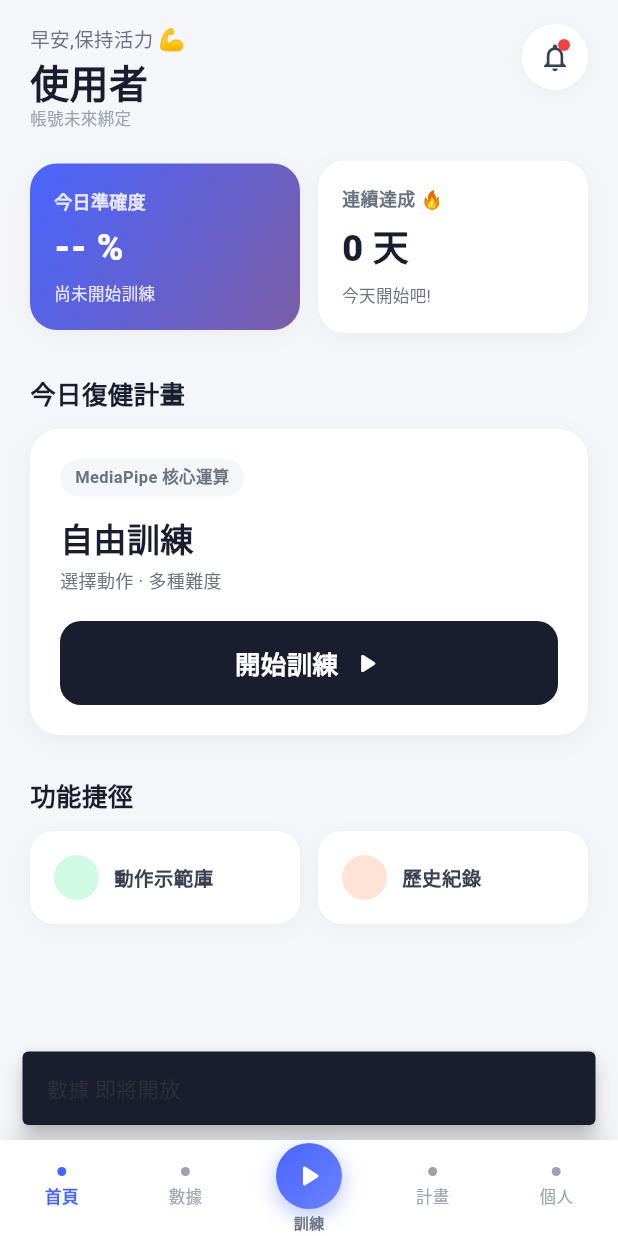
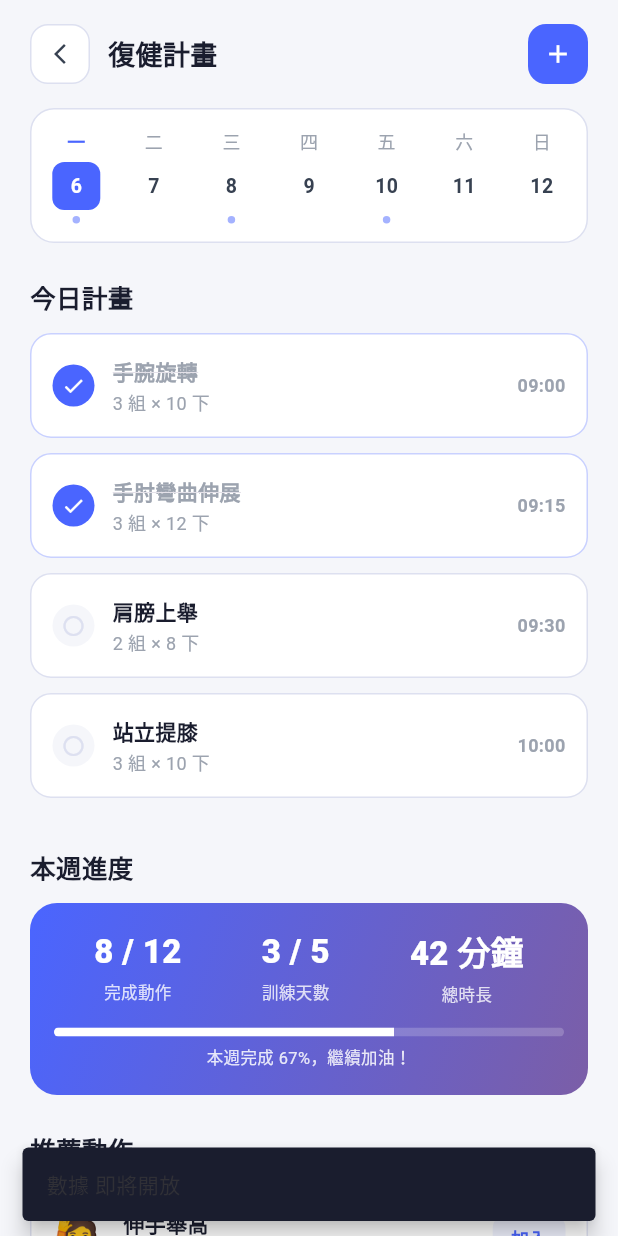
Before and after one commit to Yang20040522/tkuim_project, a Flutter app: the screen it shows after launch, item 2 of the bottom bar chosen, after a tap on "計畫", on a phone screen of 412 x 824 dp. Run offline on Flutter 3.47's test engine with Material 3 defaults, Android fonts, the light colour scheme and no system bars; our stand-ins replace camera, flutter_tts, shared_preferences; missing offline and left inert: flutter_inappwebview, model_viewer_plus, onnxruntime_v2.

Commit message:
3D及時繼續修(未完成)，再次嘗試手部語音失敗(未完成)，復健計畫頁面先做出

```diff
--- a/lib/features/demo/bone_viewer_screen.dart
+++ b/lib/features/demo/bone_viewer_screen.dart
@@ -47,7 +47,8 @@ class _BoneViewerScreenState extends State<BoneViewerScreen> {
 
   void _onPoseUpdate() {
     final data = _engine.poseNotifier.value;
-    final angles = _mapper.computeAngles(data);
+    //final angles = _mapper.computeAngles(data);
+    final angles = _mapper.computeAngles(data, isFrontCamera: _engine.isFrontCamera);
 
     if (mounted) {
       setState(() => _currentAngles = angles);
--- a/lib/features/home/home_screen.dart
+++ b/lib/features/home/home_screen.dart
@@ -10,6 +10,7 @@ import '../../services/history_service.dart';
 import '../history/history_screen.dart';
 import '../training/action_list_screen.dart';
 import '../demo/demo_library_screen.dart';   // ← 新增
+import '../plan/plan_screen.dart';
 
 class HomeScreen extends StatefulWidget {
   const HomeScreen({super.key});
@@ -438,7 +439,10 @@ class _HomeScreenState extends State<HomeScreen>
               _NavItem(
                   label: '計畫',
                   isActive: false,
-                  onTap: () => _comingSoon('計畫')),
+                  onTap: () => Navigator.of(context).push(
+                    MaterialPageRoute(builder: (_) => const PlanScreen()),
+                  ),
+                ),
               _NavItem(
                   label: '個人',
                   isActive: false,
--- /dev/null
+++ b/lib/features/plan/plan_screen.dart
@@ -0,0 +1,426 @@
+// lib/features/plan/plan_screen.dart
+//
+// 復健計畫頁面（範例 UI）
+// 目前為示意版本，未來接後端資料
+
+import 'package:flutter/material.dart';
+
+class PlanScreen extends StatelessWidget {
+  const PlanScreen({super.key});
+
+  @override
+  Widget build(BuildContext context) {
+    return Scaffold(
+      backgroundColor: const Color(0xFFF5F6FA),
+      body: SafeArea(
+        bottom: false,
+        child: Column(
+          children: [
+            _buildTopBar(context),
+            Expanded(
+              child: SingleChildScrollView(
+                padding: const EdgeInsets.fromLTRB(20, 8, 20, 32),
+                child: Column(
+                  crossAxisAlignment: CrossAxisAlignment.start,
+                  children: [
+                    _buildWeekRow(),
+                    const SizedBox(height: 24),
+                    _buildSectionTitle('今日計畫'),
+                    const SizedBox(height: 12),
+                    _buildTodayPlan(),
+                    const SizedBox(height: 24),
+                    _buildSectionTitle('本週進度'),
+                    const SizedBox(height: 12),
+                    _buildWeekProgress(),
+                    const SizedBox(height: 24),
+                    _buildSectionTitle('推薦動作'),
+                    const SizedBox(height: 12),
+                    _buildRecommendList(),
+                    const SizedBox(height: 16),
+                    _buildComingSoonBanner(),
+                  ],
+                ),
+              ),
+            ),
+          ],
+        ),
+      ),
+    );
+  }
+
+  // ── 頂部 bar ──────────────────────────────────────────
+  Widget _buildTopBar(BuildContext context) {
+    return Padding(
+      padding: const EdgeInsets.fromLTRB(20, 16, 20, 8),
+      child: Row(
+        children: [
+          GestureDetector(
+            onTap: () => Navigator.of(context).pop(),
+            child: Container(
+              width: 40, height: 40,
+              decoration: BoxDecoration(
+                color: Colors.white,
+                borderRadius: BorderRadius.circular(12),
+                border: Border.all(color: const Color(0xFFDDE0F0)),
+              ),
+              child: const Icon(Icons.arrow_back_ios_new,
+                  color: Color(0xFF374151), size: 16),
+            ),
+          ),
+          const SizedBox(width: 12),
+          const Expanded(
+            child: Text(
+              '復健計畫',
+              style: TextStyle(
+                color: Color(0xFF1A1D2E),
+                fontSize: 18,
+                fontWeight: FontWeight.w800,
+              ),
+            ),
+          ),
+          // 未來：新增計畫按鈕
+          Container(
+            width: 40, height: 40,
+            decoration: BoxDecoration(
+              color: const Color(0xFF4A65FF),
+              borderRadius: BorderRadius.circular(12),
+            ),
+            child: const Icon(Icons.add, color: Colors.white, size: 20),
+          ),
+        ],
+      ),
+    );
+  }
+
+  // ── 星期列 ─────────────────────────────────────────────
+  Widget _buildWeekRow() {
+    final days = ['一', '二', '三', '四', '五', '六', '日'];
+    final today = DateTime.now().weekday - 1; // 0=週一
+
+    return Container(
+      padding: const EdgeInsets.symmetric(horizontal: 4, vertical: 12),
+      decoration: BoxDecoration(
+        color: Colors.white,
+        borderRadius: BorderRadius.circular(16),
+        border: Border.all(color: const Color(0xFFDDE0F0)),
+      ),
+      child: Row(
+        mainAxisAlignment: MainAxisAlignment.spaceAround,
+        children: List.generate(7, (i) {
+          final isToday = i == today;
+          // 示意：週一、三、五有計畫
+          final hasPlan = [0, 2, 4].contains(i);
+          return Column(
+            mainAxisSize: MainAxisSize.min,
+            children: [
+              Text(
+                days[i],
+                style: TextStyle(
+                  color: isToday
+                      ? const Color(0xFF4A65FF)
+                      : const Color(0xFF9CA3AF),
+                  fontSize: 12,
+                  fontWeight: isToday ? FontWeight.w800 : FontWeight.w500,
+                ),
+              ),
+              const SizedBox(height: 6),
+              Container(
+                width: 32, height: 32,
+                decoration: BoxDecoration(
+                  color: isToday
+                      ? const Color(0xFF4A65FF)
+                      : Colors.transparent,
+                  borderRadius: BorderRadius.circular(8),
+                ),
+                child: Center(
+                  child: Text(
+                    '${DateTime.now().day - today + i}',
+                    style: TextStyle(
+                      color: isToday
+                          ? Colors.white
+                          : const Color(0xFF374151),
+                      fontSize: 13,
+                      fontWeight: FontWeight.w700,
+                    ),
+                  ),
+                ),
+              ),
+              const SizedBox(height: 4),
+              // 有計畫的日子顯示小圓點
+              Container(
+                width: 5, height: 5,
+                decoration: BoxDecoration(
+                  color: hasPlan
+                      ? const Color(0xFF4A65FF).withValues(alpha: 0.5)
+                      : Colors.transparent,
+                  shape: BoxShape.circle,
+                ),
+              ),
+            ],
+          );
+        }),
+      ),
+    );
+  }
+
+  // ── 標題 ────────────────────────────────────────────────
+  Widget _buildSectionTitle(String text) {
+    return Text(
+      text,
+      style: const TextStyle(
+        color: Color(0xFF1A1D2E),
+        fontSize: 17,
+        fontWeight: FontWeight.w800,
+      ),
+    );
+  }
+
+  // ── 今日計畫清單（示意資料）──────────────────────────────
+  Widget _buildTodayPlan() {
+    final plans = [
+      (time: '09:00', name: '手腕旋轉', sets: '3 組 × 10 下', done: true),
+      (time: '09:15', name: '手肘彎曲伸展', sets: '3 組 × 12 下', done: true),
+      (time: '09:30', name: '肩膀上舉', sets: '2 組 × 8 下', done: false),
+      (time: '10:00', name: '站立提膝', sets: '3 組 × 10 下', done: false),
+    ];
+
+    return Column(
+      children: plans.map((p) => _planItem(p)).toList(),
+    );
+  }
+
+  Widget _planItem(
+      ({String time, String name, String sets, bool done}) p) {
+    return Container(
+      margin: const EdgeInsets.only(bottom: 10),
+      padding: const EdgeInsets.all(14),
+      decoration: BoxDecoration(
+        color: Colors.white,
+        borderRadius: BorderRadius.circular(14),
+        border: Border.all(
+          color: p.done
+              ? const Color(0xFF4A65FF).withValues(alpha: 0.3)
+              : const Color(0xFFDDE0F0),
+        ),
+      ),
+      child: Row(
+        children: [
+          // 完成打勾
+          Container(
+            width: 28, height: 28,
+            decoration: BoxDecoration(
+              color: p.done
+                  ? const Color(0xFF4A65FF)
+                  : const Color(0xFFF5F6FA),
+              shape: BoxShape.circle,
+            ),
+            child: Icon(
+              p.done ? Icons.check : Icons.circle_outlined,
+              color: p.done ? Colors.white : const Color(0xFFDDE0F0),
+              size: 16,
+            ),
+          ),
+          const SizedBox(width: 12),
+          Expanded(
+            child: Column(
+              crossAxisAlignment: CrossAxisAlignment.start,
+              children: [
+                Text(
+                  p.name,
+                  style: TextStyle(
+                    color: p.done
+                        ? const Color(0xFF9CA3AF)
+                        : const Color(0xFF1A1D2E),
+                    fontSize: 14,
+                    fontWeight: FontWeight.w700,
+                    decoration:
+                        p.done ? TextDecoration.lineThrough : null,
+                  ),
+                ),
+                const SizedBox(height: 2),
+                Text(
+                  p.sets,
+                  style: const TextStyle(
+                      color: Color(0xFF9CA3AF), fontSize: 12),
+                ),
+              ],
+            ),
+          ),
+          Text(
+            p.time,
+            style: const TextStyle(
+                color: Color(0xFF9CA3AF),
+                fontSize: 12,
+                fontWeight: FontWeight.w600),
+          ),
+        ],
+      ),
+    );
+  }
+
+  // ── 本週進度條 ──────────────────────────────────────────
+  Widget _buildWeekProgress() {
+    final items = [
+      (label: '完成動作', value: '8 / 12'),
+      (label: '訓練天數', value: '3 / 5'),
+      (label: '總時長', value: '42 分鐘'),
+    ];
+
+    return Container(
+      padding: const EdgeInsets.all(16),
+      decoration: BoxDecoration(
+        gradient: const LinearGradient(
+          colors: [Color(0xFF4A65FF), Color(0xFF7B5EA7)],
+          begin: Alignment.topLeft,
+          end: Alignment.bottomRight,
+        ),
+        borderRadius: BorderRadius.circular(18),
+      ),
+      child: Column(
+        children: [
+          Row(
+            mainAxisAlignment: MainAxisAlignment.spaceAround,
+            children: items
+                .map((item) => Column(
+                      children: [
+                        Text(
+                          item.value,
+                          style: const TextStyle(
+                            color: Colors.white,
+                            fontSize: 22,
+                            fontWeight: FontWeight.w900,
+                          ),
+                        ),
+                        const SizedBox(height: 4),
+                        Text(
+                          item.label,
+                          style: TextStyle(
+                            color: Colors.white.withValues(alpha: 0.8),
+                            fontSize: 11,
+                          ),
+                        ),
+                      ],
+                    ))
+                .toList(),
+          ),
+          const SizedBox(height: 14),
+          // 進度條
+          ClipRRect(
+            borderRadius: BorderRadius.circular(4),
+            child: LinearProgressIndicator(
+              value: 8 / 12,
+              backgroundColor: Colors.white.withValues(alpha: 0.2),
+              valueColor:
+                  const AlwaysStoppedAnimation<Color>(Colors.white),
+              minHeight: 6,
+            ),
+          ),
+          const SizedBox(height: 6),
+          Text(
+            '本週完成 67%，繼續加油！',
+            style: TextStyle(
+              color: Colors.white.withValues(alpha: 0.85),
+              fontSize: 11,
+            ),
+          ),
+        ],
+      ),
+    );
+  }
+
+  // ── 推薦動作列表（示意）──────────────────────────────────
+  Widget _buildRecommendList() {
+    final items = [
+      (icon: '🙋', name: '伸手舉高', level: '初階', minutes: '10 分鐘'),
+      (icon: '🔄', name: '手腕旋轉', level: '初階', minutes: '8 分鐘'),
+      (icon: '🦵', name: '站立提膝', level: '中階', minutes: '15 分鐘'),
+    ];
+
+    return Column(
+      children: items.map((item) {
+        return Container(
+          margin: const EdgeInsets.only(bottom: 10),
+          padding: const EdgeInsets.all(14),
+          decoration: BoxDecoration(
+            color: Colors.white,
+            borderRadius: BorderRadius.circular(14),
+            border: Border.all(color: const Color(0xFFDDE0F0)),
+          ),
+          child: Row(
+            children: [
+              Text(item.icon, style: const TextStyle(fontSize: 28)),
+              const SizedBox(width: 12),
+              Expanded(
+                child: Column(
+                  crossAxisAlignment: CrossAxisAlignment.start,
+                  children: [
+                    Text(
+                      item.name,
+                      style: const TextStyle(
+                        color: Color(0xFF1A1D2E),
+                        fontSize: 14,
+                        fontWeight: FontWeight.w700,
+                      ),
+                    ),
+                    const SizedBox(height: 2),
+                    Text(
+                      '${item.level} · ${item.minutes}',
+                      style: const TextStyle(
+                          color: Color(0xFF9CA3AF), fontSize: 12),
+                    ),
+                  ],
+                ),
+              ),
+              Container(
+                padding: const EdgeInsets.symmetric(
+                    horizontal: 12, vertical: 6),
+                decoration: BoxDecoration(
+                  color: const Color(0xFFF0F2FF),
+                  borderRadius: BorderRadius.circular(8),
+                ),
+                child: const Text(
+                  '加入',
+                  style: TextStyle(
+                    color: Color(0xFF4A65FF),
+                    fontSize: 12,
+                    fontWeight: FontWeight.w700,
+                  ),
+                ),
+              ),
+            ],
+          ),
+        );
+      }).toList(),
+    );
+  }
+
+  // ── 即將開放 banner ──────────────────────────────────────
+  Widget _buildComingSoonBanner() {
+    return Container(
+      width: double.infinity,
+      padding: const EdgeInsets.all(16),
+      decoration: BoxDecoration(
+        color: const Color(0xFFF0F2FF),
+        borderRadius: BorderRadius.circular(14),
+        border: Border.all(
+            color: const Color(0xFF4A65FF).withValues(alpha: 0.2)),
+      ),
+      child: const Row(
+        children: [
+          Icon(Icons.info_outline, color: Color(0xFF4A65FF), size: 18),
+          SizedBox(width: 10),
+          Expanded(
+            child: Text(
+              '計畫功能開發中，目前顯示示意資料。\n未來將支援自訂計畫、治療師指派等功能。',
+              style: TextStyle(
+                color: Color(0xFF4A65FF),
+                fontSize: 12,
+                height: 1.5,
+              ),
+            ),
+          ),
+        ],
+      ),
+    );
+  }
+}
--- a/lib/services/pose_to_bone_mapper.dart
+++ b/lib/services/pose_to_bone_mapper.dart
@@ -41,50 +41,37 @@ class BoneAngles {
 }
 
 class PoseToBoneMapper {
-  // ── RTMPose Wholebody 133 點關鍵索引 ───────────────────────────
   static const int _leftShoulder = 5;
   static const int _rightShoulder = 6;
   static const int _leftElbow = 7;
   static const int _rightElbow = 8;
   static const int _leftHip = 11;
   static const int _rightHip = 12;
-
   static const int _leftWristPrecise = 91;
   static const int _leftMiddleBase = 100;
   static const int _rightWristPrecise = 112;
   static const int _rightMiddleBase = 121;
 
   static const double _scoreThreshold = 0.3;
-
-  // ── 平滑係數(越大越靈敏,越小越平滑)─────────────────────────
-  // 舊值:0.35(過度平滑,拖延感明顯)
-  // 新值:0.7(靈敏,幾乎無延遲)
   static const double _smoothAlpha = 0.7;
-
-  // ── 回 rest 的平滑係數(小,才會「慢慢回」不突然)─────────────
-  // 0.15 大概在 0.3 秒內收回 rest 姿勢
   static const double _restReturnAlpha = 0.15;
 
   BoneAngles? _smoothed;
 
-  /// 主入口:輸入一幀 PoseData,輸出平滑後的骨頭角度
-  BoneAngles computeAngles(PoseData data) {
-    // ── 沒偵測到:平滑回 rest(不是瞬間歸零)─────────────────
+  // ← 加了 isFrontCamera 參數
+  BoneAngles computeAngles(PoseData data, {bool isFrontCamera = true}) {
     if (data.keypoints.length < 133 || data.scores.length < 133) {
       return _returnToRest();
     }
-
-    final raw = _computeRawAngles(data);
+    final raw = _computeRawAngles(data, isFrontCamera: isFrontCamera);
     _smoothed = _applySmoothing(raw);
     return _smoothed!;
   }
 
-  // ── 沒偵測到 → 慢慢收回 rest ────────────────────────────────
   BoneAngles _returnToRest() {
     if (_smoothed == null) return BoneAngles.zero;
     final prev = _smoothed!;
     double lerp(double v) => v + (0 - v) * _restReturnAlpha;
-
     _smoothed = BoneAngles(
       shoulderL: lerp(prev.shoulderL),
       elbowL: lerp(prev.elbowL),
@@ -96,73 +83,48 @@ class PoseToBoneMapper {
     return _smoothed!;
   }
 
-  BoneAngles _computeRawAngles(PoseData data) {
+  // ← 加了 isFrontCamera 參數，前鏡頭時左右對調
+  BoneAngles _computeRawAngles(PoseData data, {bool isFrontCamera = true}) {
     final kp = data.keypoints;
     final sc = data.scores;
 
+    // 前鏡頭：畫面左邊 = RTMPose 右邊，索引對調
+    final lShoulder = isFrontCamera ? _leftShoulder : _rightShoulder;
+    final rShoulder = isFrontCamera ? _rightShoulder : _leftShoulder;
+    final lElbow    = isFrontCamera ? _leftElbow : _rightElbow;
+    final rElbow    = isFrontCamera ? _rightElbow : _leftElbow;
+    final lHip      = isFrontCamera ? _leftHip : _rightHip;
+    final rHip      = isFrontCamera ? _rightHip : _leftHip;
+    final lWrist    = isFrontCamera ? _leftWristPrecise : _rightWristPrecise;
+    final rWrist    = isFrontCamera ? _rightWristPrecise : _leftWristPrecise;
+    final lMiddle   = isFrontCamera ? _leftMiddleBase : _rightMiddleBase;
+    final rMiddle   = isFrontCamera ? _rightMiddleBase : _leftMiddleBase;
+
     double shoulderL = _smoothed?.shoulderL ?? 0;
-    double elbowL = _smoothed?.elbowL ?? 0;
-    double wristL = _smoothed?.wristL ?? 0;
+    double elbowL    = _smoothed?.elbowL ?? 0;
+    double wristL    = _smoothed?.wristL ?? 0;
     double shoulderR = _smoothed?.shoulderR ?? 0;
-    double elbowR = _smoothed?.elbowR ?? 0;
-    double wristR = _smoothed?.wristR ?? 0;
+    double elbowR    = _smoothed?.elbowR ?? 0;
+    double wristR    = _smoothed?.wristR ?? 0;
 
-    // ── 左手 ──
-    if (_visible(sc, _leftHip) &&
-        _visible(sc, _leftShoulder) &&
-        _visible(sc, _leftElbow)) {
-      shoulderL = _shoulderRaiseDegrees(
-        kp[_leftShoulder],
-        kp[_leftElbow],
-        kp[_leftHip],
-      );
+    if (_visible(sc, lHip) && _visible(sc, lShoulder) && _visible(sc, lElbow)) {
+      shoulderL = _shoulderRaiseDegrees(kp[lShoulder], kp[lElbow], kp[lHip]);
     }
-    if (_visible(sc, _leftShoulder) &&
-        _visible(sc, _leftElbow) &&
-        _visible(sc, _leftWristPrecise)) {
-      elbowL = _elbowFlexDegrees(
-        kp[_leftShoulder],
-        kp[_leftElbow],
-        kp[_leftWristPrecise],
-      );
+    if (_visible(sc, lShoulder) && _visible(sc, lElbow) && _visible(sc, lWrist)) {
+      elbowL = _elbowFlexDegrees(kp[lShoulder], kp[lElbow], kp[lWrist]);
     }
-    if (_visible(sc, _leftElbow) &&
-        _visible(sc, _leftWristPrecise) &&
-        _visible(sc, _leftMiddleBase)) {
-      wristL = _wristTwistDegrees(
-        kp[_leftElbow],
-        kp[_leftWristPrecise],
-        kp[_leftMiddleBase],
-      );
+    if (_visible(sc, lElbow) && _visible(sc, lWrist) && _visible(sc, lMiddle)) {
+      wristL = _wristTwistDegrees(kp[lElbow], kp[lWrist], kp[lMiddle]);
     }
 
-    // ── 右手 ──
-    if (_visible(sc, _rightHip) &&
-        _visible(sc, _rightShoulder) &&
-        _visible(sc, _rightElbow)) {
-      shoulderR = _shoulderRaiseDegrees(
-        kp[_rightShoulder],
-        kp[_rightElbow],
-        kp[_rightHip],
-      );
+    if (_visible(sc, rHip) && _visible(sc, rShoulder) && _visible(sc, rElbow)) {
+      shoulderR = _shoulderRaiseDegrees(kp[rShoulder], kp[rElbow], kp[rHip]);
     }
-    if (_visible(sc, _rightShoulder) &&
-        _visible(sc, _rightElbow) &&
-        _visible(sc, _rightWristPrecise)) {
-      elbowR = _elbowFlexDegrees(
-        kp[_rightShoulder],
-        kp[_rightElbow],
-        kp[_rightWristPrecise],
-      );
+    if (_visible(sc, rShoulder) && _visible(sc, rElbow) && _visible(sc, rWrist)) {
+      elbowR = _elbowFlexDegrees(kp[rShoulder], kp[rElbow], kp[rWrist]);
     }
-    if (_visible(sc, _rightElbow) &&
-        _visible(sc, _rightWristPrecise) &&
-        _visible(sc, _rightMiddleBase)) {
-      wristR = _wristTwistDegrees(
-        kp[_rightElbow],
-        kp[_rightWristPrecise],
-        kp[_rightMiddleBase],
-      );
+    if (_visible(sc, rElbow) && _visible(sc, rWrist) && _visible(sc, rMiddle)) {
+      wristR = _wristTwistDegrees(kp[rElbow], kp[rWrist], kp[rMiddle]);
     }
 
     return BoneAngles(
@@ -180,24 +142,18 @@ class PoseToBoneMapper {
 
   double _elbowFlexDegrees(Offset shoulder, Offset elbow, Offset wrist) {
     final raw = _vectorAngleDegrees(
-      shoulder.dx - elbow.dx,
-      shoulder.dy - elbow.dy,
-      wrist.dx - elbow.dx,
-      wrist.dy - elbow.dy,
+      shoulder.dx - elbow.dx, shoulder.dy - elbow.dy,
+      wrist.dx - elbow.dx, wrist.dy - elbow.dy,
     );
-    final flex = 180.0 - raw;
-    return flex.clamp(0.0, 150.0);
+    return (180.0 - raw).clamp(0.0, 150.0);
   }
 
   double _shoulderRaiseDegrees(Offset shoulder, Offset elbow, Offset hip) {
     final raw = _vectorAngleDegrees(
-      shoulder.dx - hip.dx,
-      shoulder.dy - hip.dy,
-      elbow.dx - shoulder.dx,
-      elbow.dy - shoulder.dy,
+      shoulder.dx - hip.dx, shoulder.dy - hip.dy,
+      elbow.dx - shoulder.dx, elbow.dy - shoulder.dy,
     );
-    final raise = 180.0 - raw;
-    return raise.clamp(0.0, 160.0);
+    return (180.0 - raw).clamp(0.0, 160.0);
   }
 
   double _wristTwistDegrees(Offset elbow, Offset wrist, Offset middleBase) {
@@ -205,21 +161,16 @@ class PoseToBoneMapper {
     final forearmY = wrist.dy - elbow.dy;
     final palmX = middleBase.dx - wrist.dx;
     final palmY = middleBase.dy - wrist.dy;
-
     final cross = forearmX * palmY - forearmY * palmX;
     final dot = forearmX * palmX + forearmY * palmY;
-
-    final angle = math.atan2(cross, dot) * 180.0 / math.pi;
-    return angle.clamp(-90.0, 90.0);
+    return math.atan2(cross, dot) * 180.0 / math.pi.clamp(-90.0, 90.0);
   }
 
   double _vectorAngleDegrees(double v1x, double v1y, double v2x, double v2y) {
     final dot = v1x * v2x + v1y * v2y;
     final mag1 = math.sqrt(v1x * v1x + v1y * v1y);
     final mag2 = math.sqrt(v2x * v2x + v2y * v2y);
-
     if (mag1 == 0 || mag2 == 0) return 180.0;
-
     var cosAngle = dot / (mag1 * mag2);
     cosAngle = cosAngle.clamp(-1.0, 1.0);
     return math.acos(cosAngle) * 180.0 / math.pi;
@@ -229,7 +180,6 @@ class PoseToBoneMapper {
     if (_smoothed == null) return raw;
     final prev = _smoothed!;
     double lerp(double a, double b) => a + (b - a) * _smoothAlpha;
-
     return BoneAngles(
       shoulderL: lerp(prev.shoulderL, raw.shoulderL),
       elbowL: lerp(prev.elbowL, raw.elbowL),
@@ -240,7 +190,6 @@ class PoseToBoneMapper {
     );
   }
 
-  /// 重置平滑狀態
   void reset() {
     _smoothed = null;
   }
```
